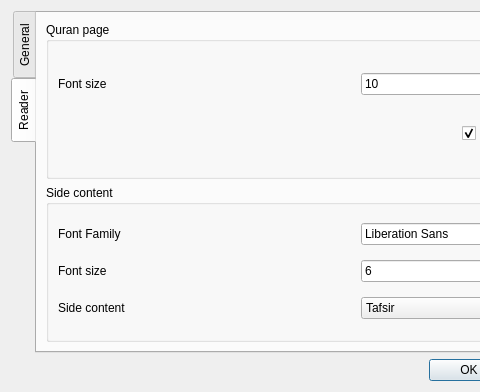
Qt form src/widgets/settingsdialog.ui (0xzer0x/quran-companion) before a commit; both pictures show x 0 to 480 and y 0 to 392 of the 692 by 392 pixel window.
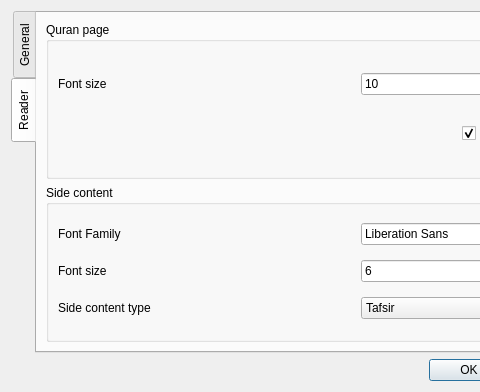
The same form after that commit. The open tabs and pages were chosen to show the change.

```diff
--- a/src/widgets/settingsdialog.ui
+++ b/src/widgets/settingsdialog.ui
@@ -573,7 +573,7 @@
             <item>
              <widget class="QLabel" name="lbSideContent">
               <property name="text">
-               <string>Side content</string>
+               <string>Side content type</string>
               </property>
              </widget>
             </item>
```
